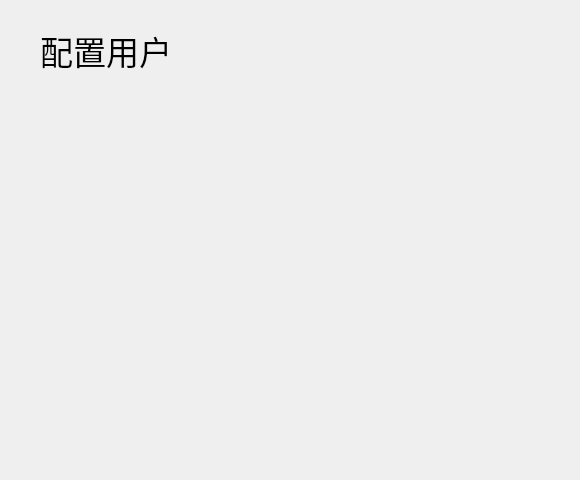
First picture: the form in NewQtUi/ConfigureUserTab/ConfigureUserTab.ui, repository AOSC-Archive/AOSC-LiveKit, before the edit.
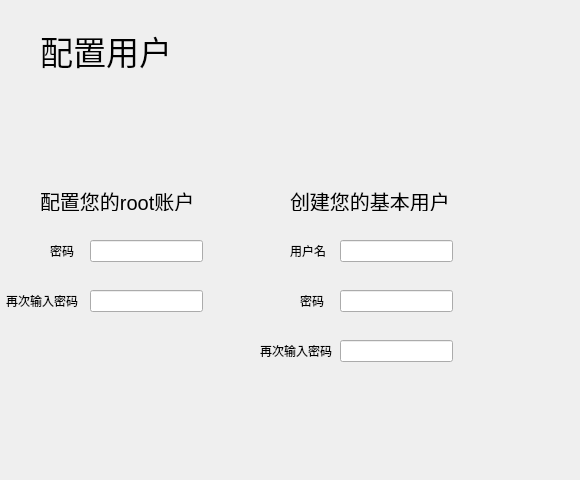
Second picture: the form after the edit.

```diff
--- a/NewQtUi/ConfigureUserTab/ConfigureUserTab.ui
+++ b/NewQtUi/ConfigureUserTab/ConfigureUserTab.ui
@@ -31,6 +31,157 @@
     <string>配置用户</string>
    </property>
   </widget>
+  <widget class="QLabel" name="label_2">
+   <property name="geometry">
+    <rect>
+     <x>40</x>
+     <y>190</y>
+     <width>171</width>
+     <height>21</height>
+    </rect>
+   </property>
+   <property name="font">
+    <font>
+     <pointsize>15</pointsize>
+    </font>
+   </property>
+   <property name="text">
+    <string>配置您的root账户</string>
+   </property>
+  </widget>
+  <widget class="QLabel" name="label_3">
+   <property name="geometry">
+    <rect>
+     <x>290</x>
+     <y>190</y>
+     <width>171</width>
+     <height>21</height>
+    </rect>
+   </property>
+   <property name="font">
+    <font>
+     <pointsize>15</pointsize>
+    </font>
+   </property>
+   <property name="text">
+    <string>创建您的基本用户</string>
+   </property>
+  </widget>
+  <widget class="QLineEdit" name="RootPassEdit_2">
+   <property name="geometry">
+    <rect>
+     <x>90</x>
+     <y>290</y>
+     <width>113</width>
+     <height>22</height>
+    </rect>
+   </property>
+  </widget>
+  <widget class="QLineEdit" name="RootPassEdit_1">
+   <property name="geometry">
+    <rect>
+     <x>90</x>
+     <y>240</y>
+     <width>113</width>
+     <height>22</height>
+    </rect>
+   </property>
+  </widget>
+  <widget class="QLabel" name="label_4">
+   <property name="geometry">
+    <rect>
+     <x>50</x>
+     <y>240</y>
+     <width>31</width>
+     <height>21</height>
+    </rect>
+   </property>
+   <property name="text">
+    <string>密码</string>
+   </property>
+  </widget>
+  <widget class="QLabel" name="label_5">
+   <property name="geometry">
+    <rect>
+     <x>6</x>
+     <y>290</y>
+     <width>81</width>
+     <height>21</height>
+    </rect>
+   </property>
+   <property name="text">
+    <string>再次输入密码</string>
+   </property>
+  </widget>
+  <widget class="QLineEdit" name="UserNameEdit">
+   <property name="geometry">
+    <rect>
+     <x>340</x>
+     <y>240</y>
+     <width>113</width>
+     <height>22</height>
+    </rect>
+   </property>
+  </widget>
+  <widget class="QLabel" name="label_6">
+   <property name="geometry">
+    <rect>
+     <x>290</x>
+     <y>240</y>
+     <width>41</width>
+     <height>21</height>
+    </rect>
+   </property>
+   <property name="text">
+    <string>用户名</string>
+   </property>
+  </widget>
+  <widget class="QLabel" name="label_7">
+   <property name="geometry">
+    <rect>
+     <x>300</x>
+     <y>290</y>
+     <width>31</width>
+     <height>21</height>
+    </rect>
+   </property>
+   <property name="text">
+    <string>密码</string>
+   </property>
+  </widget>
+  <widget class="QLabel" name="label_8">
+   <property name="geometry">
+    <rect>
+     <x>260</x>
+     <y>340</y>
+     <width>81</width>
+     <height>21</height>
+    </rect>
+   </property>
+   <property name="text">
+    <string>再次输入密码</string>
+   </property>
+  </widget>
+  <widget class="QLineEdit" name="UserPassEdit_1">
+   <property name="geometry">
+    <rect>
+     <x>340</x>
+     <y>290</y>
+     <width>113</width>
+     <height>22</height>
+    </rect>
+   </property>
+  </widget>
+  <widget class="QLineEdit" name="UserPassEdit_2">
+   <property name="geometry">
+    <rect>
+     <x>340</x>
+     <y>340</y>
+     <width>113</width>
+     <height>22</height>
+    </rect>
+   </property>
+  </widget>
  </widget>
  <resources/>
  <connections/>
```
